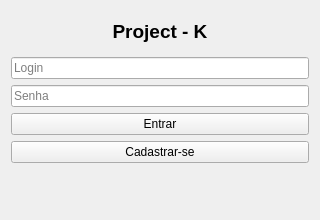
This is ui/login.ui in Zaldef/Project-K as Qt 5 draws it before an edit. The edited form follows.
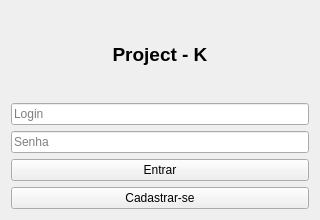
This is the edited form.

The edit to the form file:
```diff
--- a/ui/login.ui
+++ b/ui/login.ui
@@ -58,19 +58,6 @@
      </property>
     </widget>
    </item>
-   <item>
-    <widget class="QLabel" name="labelMensagem">
-     <property name="text">
-      <string/>
-     </property>
-     <property name="styleSheet">
-      <string>color: red;</string>
-     </property>
-     <property name="alignment">
-      <set>Qt::AlignCenter</set>
-     </property>
-    </widget>
-   </item>
   </layout>
  </widget>
  <resources/>
```
